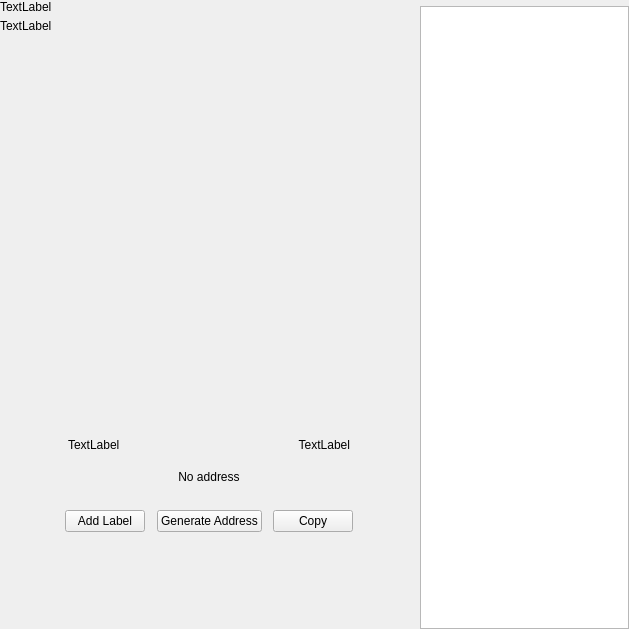
pengolincoin/PengolinCoin-Core, file src/qt/pengolincoin/forms/receivewidget.ui: the form before one commit.
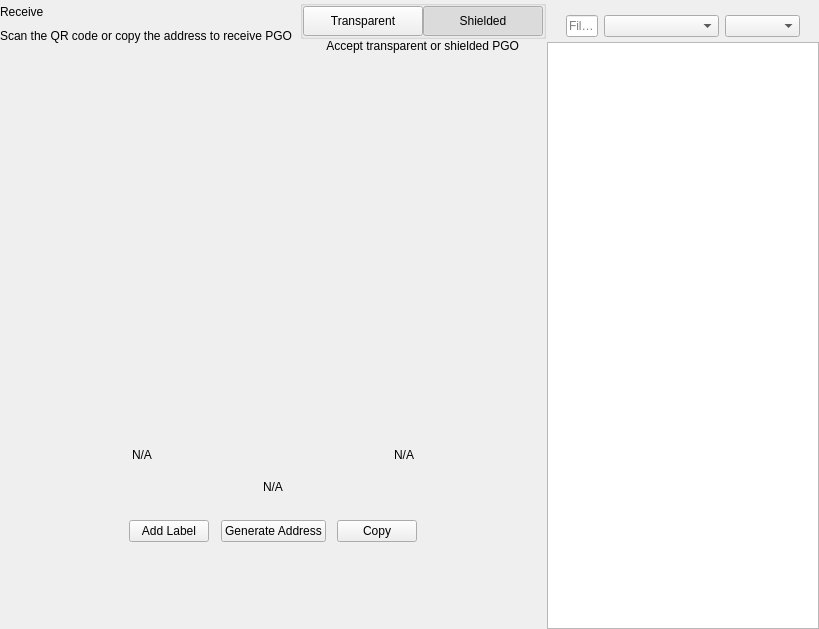
The form after the commit. Custom widgets are drawn as their Qt base class.

Patch:
```diff
--- a/src/qt/pengolincoin/forms/receivewidget.ui
+++ b/src/qt/pengolincoin/forms/receivewidget.ui
@@ -6,7 +6,7 @@
    <rect>
     <x>0</x>
     <y>0</y>
-    <width>629</width>
+    <width>819</width>
     <height>629</height>
    </rect>
   </property>
@@ -71,14 +71,14 @@
             <item>
              <widget class="QLabel" name="labelTitle">
               <property name="text">
-               <string>TextLabel</string>
+               <string>Receive</string>
               </property>
              </widget>
             </item>
             <item alignment="Qt::AlignTop">
              <widget class="QLabel" name="labelSubtitle1">
               <property name="text">
-               <string>TextLabel</string>
+               <string>Scan the QR code or copy the address to receive PGO</string>
               </property>
              </widget>
             </item>
@@ -97,6 +97,120 @@
             </property>
            </spacer>
           </item>
+          <item>
+           <widget class="QWidget" name="containerViewPrivacyChecks" native="true">
+            <layout class="QVBoxLayout" name="containerPrivacyChecks">
+             <property name="spacing">
+              <number>0</number>
+             </property>
+             <property name="leftMargin">
+              <number>0</number>
+             </property>
+             <property name="topMargin">
+              <number>0</number>
+             </property>
+             <property name="rightMargin">
+              <number>0</number>
+             </property>
+             <property name="bottomMargin">
+              <number>0</number>
+             </property>
+             <item alignment="Qt::AlignHCenter|Qt::AlignVCenter">
+              <widget class="QGroupBox" name="groupBox">
+               <property name="title">
+                <string/>
+               </property>
+               <layout class="QHBoxLayout" name="horizontalLayout_2_1">
+                <property name="spacing">
+                 <number>0</number>
+                </property>
+                <property name="leftMargin">
+                 <number>0</number>
+                </property>
+                <property name="topMargin">
+                 <number>0</number>
+                </property>
+                <property name="rightMargin">
+                 <number>0</number>
+                </property>
+                <property name="bottomMargin">
+                 <number>0</number>
+                </property>
+                <item>
+                 <widget class="QPushButton" name="pushLeft">
+                  <property name="minimumSize">
+                   <size>
+                    <width>120</width>
+                    <height>30</height>
+                   </size>
+                  </property>
+                  <property name="maximumSize">
+                   <size>
+                    <width>120</width>
+                    <height>30</height>
+                   </size>
+                  </property>
+                  <property name="focusPolicy">
+                   <enum>Qt::NoFocus</enum>
+                  </property>
+                  <property name="text">
+                   <string>Transparent</string>
+                  </property>
+                  <property name="checkable">
+                   <bool>true</bool>
+                  </property>
+                  <property name="autoExclusive">
+                   <bool>true</bool>
+                  </property>
+                 </widget>
+                </item>
+                <item>
+                 <widget class="QPushButton" name="pushRight">
+                  <property name="minimumSize">
+                   <size>
+                    <width>120</width>
+                    <height>30</height>
+                   </size>
+                  </property>
+                  <property name="maximumSize">
+                   <size>
+                    <width>120</width>
+                    <height>30</height>
+                   </size>
+                  </property>
+                  <property name="focusPolicy">
+                   <enum>Qt::NoFocus</enum>
+                  </property>
+                  <property name="text">
+                   <string>Shielded</string>
+                  </property>
+                  <property name="checkable">
+                   <bool>true</bool>
+                  </property>
+                  <property name="checked">
+                   <bool>true</bool>
+                  </property>
+                  <property name="autoExclusive">
+                   <bool>true</bool>
+                  </property>
+                 </widget>
+                </item>
+               </layout>
+              </widget>
+             </item>
+             <item alignment="Qt::AlignHCenter|Qt::AlignTop">
+              <widget class="QLabel" name="labelSubtitle2">
+               <property name="text">
+                <string>Accept transparent or shielded PGO</string>
+               </property>
+               <property name="alignment">
+                <set>Qt::AlignRight|Qt::AlignTrailing|Qt::AlignVCenter</set>
+               </property>
+              </widget>
+             </item>
+            </layout>
+           </widget>
+          </item>
          </layout>
         </item>
         <item>
@@ -190,7 +304,7 @@
               <item>
                <widget class="QLabel" name="labelLabel">
                 <property name="text">
-                 <string>TextLabel</string>
+                 <string notr="true">N/A</string>
                 </property>
                </widget>
               </item>
@@ -210,7 +324,7 @@
               <item>
                <widget class="QLabel" name="labelDate">
                 <property name="text">
-                 <string>TextLabel</string>
+                 <string notr="true">N/A</string>
                 </property>
                 <property name="alignment">
                  <set>Qt::AlignRight|Qt::AlignTrailing|Qt::AlignVCenter</set>
@@ -235,7 +349,7 @@
               </size>
              </property>
              <property name="text">
-              <string>No address</string>
+              <string notr="true">N/A</string>
              </property>
              <property name="alignment">
               <set>Qt::AlignCenter</set>
@@ -384,6 +498,100 @@
           </item>
          </layout>
         </item>
+        <item>
+         <widget class="QWidget" name="sortWidget" native="true">
+          <layout class="QHBoxLayout" name="horizontalLayout_6">
+           <property name="leftMargin">
+            <number>19</number>
+           </property>
+           <property name="rightMargin">
+            <number>19</number>
+           </property>
+           <property name="bottomMargin">
+            <number>5</number>
+           </property>
+           <item>
+            <widget class="QLineEdit" name="lineEditFilter">
+             <property name="sizePolicy">
+              <sizepolicy hsizetype="Expanding" vsizetype="Fixed">
+               <horstretch>0</horstretch>
+               <verstretch>0</verstretch>
+              </sizepolicy>
+             </property>
+             <property name="minimumSize">
+              <size>
+               <width>0</width>
+               <height>0</height>
+              </size>
+             </property>
+             <property name="contextMenuPolicy">
+              <enum>Qt::DefaultContextMenu</enum>
+             </property>
+             <property name="acceptDrops">
+              <bool>false</bool>
+             </property>
+             <property name="maxLength">
+              <number>40</number>
+             </property>
+             <property name="placeholderText">
+              <string>Filter</string>
+             </property>
+            </widget>
+           </item>
+           <item>
+            <spacer name="horizontalSpacer_3">
+             <property name="orientation">
+              <enum>Qt::Horizontal</enum>
+             </property>
+             <property name="sizeType">
+              <enum>QSizePolicy::Preferred</enum>
+             </property>
+             <property name="sizeHint" stdset="0">
+              <size>
+               <width>20</width>
+               <height>20</height>
+              </size>
+             </property>
+            </spacer>
+           </item>
+           <item>
+            <widget class="QComboBox" name="comboBoxSort">
+             <property name="sizePolicy">
+              <sizepolicy hsizetype="Preferred" vsizetype="Fixed">
+               <horstretch>0</horstretch>
+               <verstretch>0</verstretch>
+              </sizepolicy>
+             </property>
+             <property name="minimumSize">
+              <size>
+               <width>115</width>
+               <height>0</height>
+              </size>
+             </property>
+            </widget>
+           </item>
+           <item>
+            <widget class="QComboBox" name="comboBoxSortOrder">
+             <property name="sizePolicy">
+              <sizepolicy hsizetype="Preferred" vsizetype="Fixed">
+               <horstretch>0</horstretch>
+               <verstretch>0</verstretch>
+              </sizepolicy>
+             </property>
+             <property name="minimumSize">
+              <size>
+               <width>75</width>
+               <height>0</height>
+              </size>
+             </property>
+            </widget>
+           </item>
+          </layout>
+          <zorder>comboBoxSort</zorder>
+          <zorder>comboBoxSortOrder</zorder>
+          <zorder>lineEditFilter</zorder>
+         </widget>
+        </item>
         <item>
          <widget class="QListView" name="listViewAddress"/>
         </item>
```
